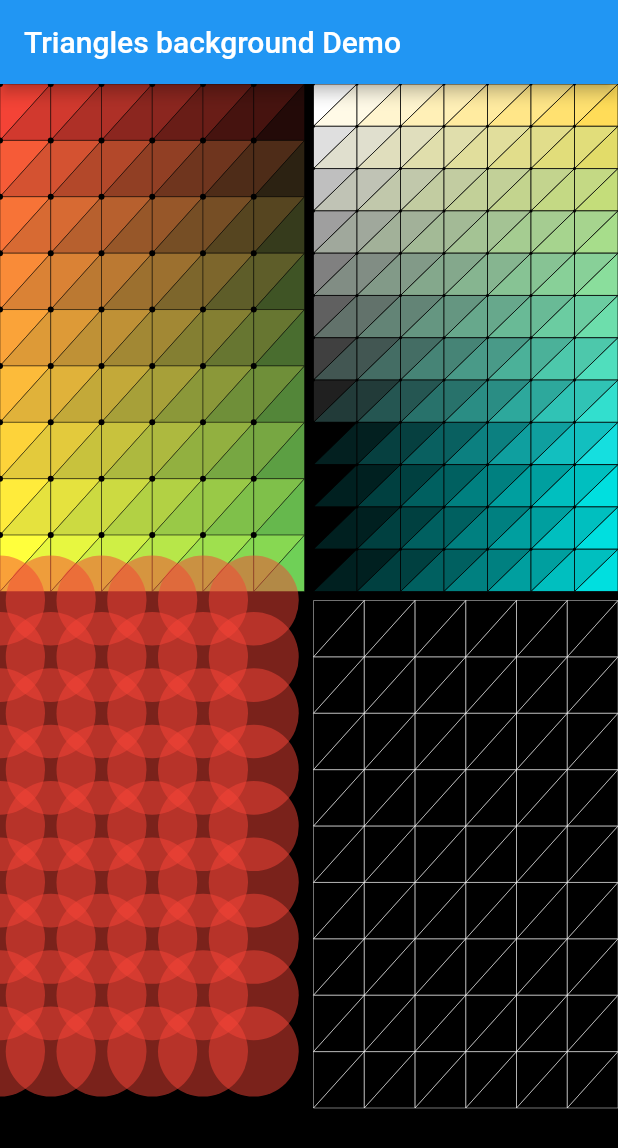
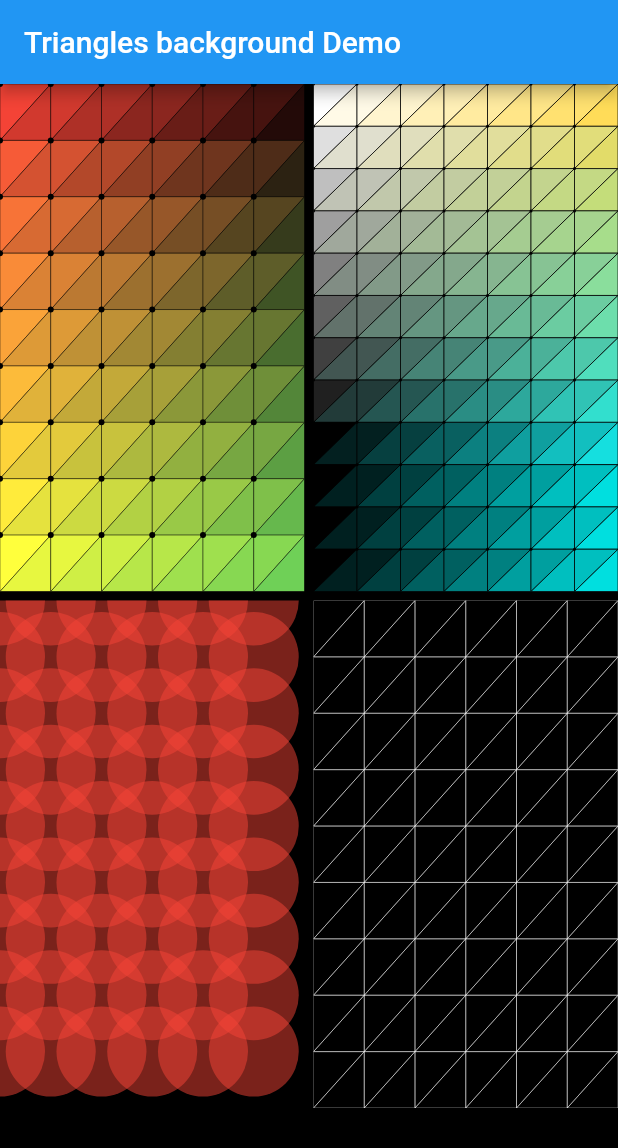
Before and after one commit to alnitak/flutter_triangles_background, a Flutter app: the screen it shows after launch, on a phone screen of 412 x 824 dp. Shown: the top 1148 px of the screen. Run offline on Flutter 3.47's test engine with Material 2 defaults, Android fonts, the phone set to English and light mode, and no system bars; statements that could not run were skipped.

```diff
--- a/lib/triangles_background.dart
+++ b/lib/triangles_background.dart
@@ -92,7 +92,8 @@ class _TrianglesState extends State<Triangles> with TickerProviderStateMixin {
 
   @override
   Widget build(BuildContext context) {
-    return _Triangles(
+    return ClipRRect(
+      child: _Triangles(
         v1Color: widget.v1Color,
         v2Color: widget.v2Color,
         v3Color: widget.v3Color,
@@ -106,6 +107,7 @@ class _TrianglesState extends State<Triangles> with TickerProviderStateMixin {
         vDivisions: widget.vDivisions,
         speedMin: widget.speedMin,
         speedMax: widget.speedMax,
+      ),
     );
   }
 }
@@ -353,6 +355,7 @@ class _RenderTriangles extends RenderProxyBox/*WithHitTestBehavior*/ {
     markNeedsPaint();
   }
 
+
   @override
   void performLayout() {
     super.performLayout();
--- a/pubspec.yaml
+++ b/pubspec.yaml
@@ -1,6 +1,6 @@
 name: triangles_background
 description: Animated triangles background widget with color gradients
-version: 1.0.0
+version: 1.0.1
 author: Marco Bavagnoli
 homepage: https://github.com/alnitak/flutter_triangles_background
 repository: https://github.com/alnitak/flutter_triangles_background
```
Also changed, not shown: 2 other files. Lines whose indentation alone changed are shown as unchanged.
